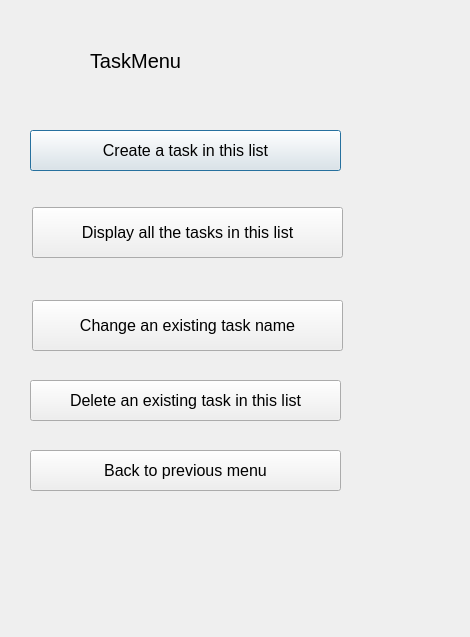
Old version of the form thirdmain.ui in the repository kuku20/qttodolist.
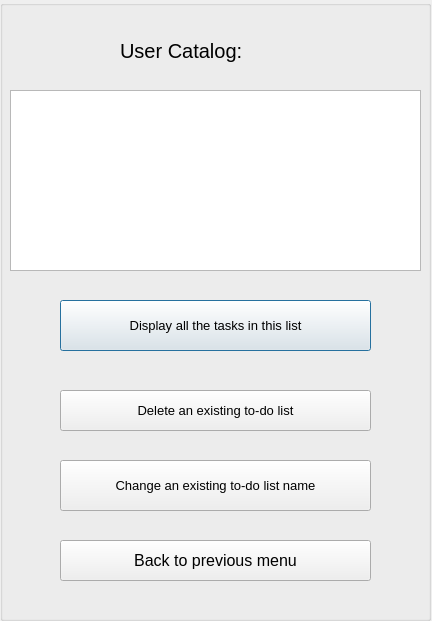
New version of the form.

Commit message: add task_dialog

Diff of the .ui file:
```diff
--- a/thirdmain.ui
+++ b/thirdmain.ui
@@ -6,72 +6,84 @@
    <rect>
     <x>0</x>
     <y>0</y>
-    <width>470</width>
-    <height>637</height>
+    <width>432</width>
+    <height>621</height>
    </rect>
   </property>
   <property name="windowTitle">
    <string>Dialog</string>
   </property>
-  <widget class="QLabel" name="label">
+  <widget class="QGroupBox" name="groupBox">
    <property name="geometry">
     <rect>
-     <x>90</x>
-     <y>40</y>
-     <width>211</width>
-     <height>41</height>
+     <x>0</x>
+     <y>0</y>
+     <width>431</width>
+     <height>621</height>
     </rect>
    </property>
-   <property name="font">
-    <font>
-     <pointsize>15</pointsize>
-    </font>
+   <property name="title">
+    <string/>
    </property>
-   <property name="text">
-    <string>TaskMenu</string>
-   </property>
-  </widget>
-  <widget class="QPushButton" name="pushButton">
-   <property name="geometry">
-    <rect>
-     <x>30</x>
-     <y>130</y>
-     <width>311</width>
-     <height>41</height>
-    </rect>
-   </property>
-   <property name="font">
-    <font>
-     <pointsize>12</pointsize>
-    </font>
-   </property>
-   <property name="text">
-    <string>Create a task in this list</string>
-   </property>
-  </widget>
   <widget class="QPushButton" name="pushButton_2">
    <property name="geometry">
     <rect>
-     <x>32</x>
-     <y>207</y>
+      <x>60</x>
+      <y>300</y>
      <width>311</width>
      <height>51</height>
     </rect>
    </property>
    <property name="font">
     <font>
-     <pointsize>12</pointsize>
+      <pointsize>10</pointsize>
     </font>
    </property>
    <property name="text">
     <string>Display all the tasks in this list</string>
    </property>
   </widget>
+   <widget class="QPushButton" name="pushButton">
+    <property name="geometry">
+     <rect>
+      <x>60</x>
+      <y>390</y>
+      <width>311</width>
+      <height>41</height>
+     </rect>
+    </property>
+    <property name="font">
+     <font>
+      <pointsize>10</pointsize>
+     </font>
+    </property>
+    <property name="text">
+     <string>Delete an existing to-do list</string>
+    </property>
+   </widget>
+   <widget class="QPushButton" name="pushButton_5">
+    <property name="geometry">
+     <rect>
+      <x>60</x>
+      <y>460</y>
+      <width>311</width>
+      <height>51</height>
+     </rect>
+    </property>
+    <property name="font">
+     <font>
+      <pointsize>10</pointsize>
+     </font>
+    </property>
+    <property name="text">
+     <string>Change an existing to-do list name</string>
+    </property>
+   </widget>
   <widget class="QPushButton" name="pushButton_3">
    <property name="geometry">
     <rect>
-     <x>30</x>
-     <y>450</y>
+      <x>60</x>
+      <y>540</y>
      <width>311</width>
      <height>41</height>
     </rect>
@@ -85,41 +97,39 @@
     <string>Back to previous menu</string>
    </property>
   </widget>
-  <widget class="QPushButton" name="pushButton_4">
+   <widget class="QTableView" name="tableView">
    <property name="geometry">
     <rect>
-     <x>30</x>
-     <y>380</y>
-     <width>311</width>
+      <x>10</x>
+      <y>90</y>
+      <width>411</width>
+      <height>181</height>
+     </rect>
+    </property>
+    <property name="font">
+     <font>
+      <pointsize>10</pointsize>
+     </font>
+    </property>
+   </widget>
+   <widget class="QLabel" name="label">
+    <property name="geometry">
+     <rect>
+      <x>120</x>
+      <y>30</y>
+      <width>211</width>
      <height>41</height>
     </rect>
    </property>
    <property name="font">
     <font>
-     <pointsize>12</pointsize>
+      <pointsize>15</pointsize>
     </font>
    </property>
    <property name="text">
-    <string>Delete an existing task in this list</string>
-   </property>
-  </widget>
-  <widget class="QPushButton" name="pushButton_5">
-   <property name="geometry">
-    <rect>
-     <x>32</x>
-     <y>300</y>
-     <width>311</width>
-     <height>51</height>
-    </rect>
-   </property>
-   <property name="font">
-    <font>
-     <pointsize>12</pointsize>
-    </font>
-   </property>
-   <property name="text">
-    <string>Change an existing task name</string>
-   </property>
+     <string>User Catalog:</string>
+    </property>
+   </widget>
   </widget>
  </widget>
  <resources/>
```
Lines whose indentation alone changed are shown as unchanged. The commit also changes 15 other files.
